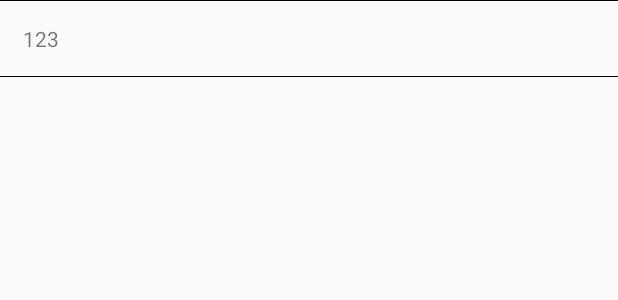
After one commit to VHCC/DrawNSend2019, an Android app: the layout upload_item_card.xml on its own in the app's theme, with its tools: preview values and no code run, on a phone screen of 412 x 824 dp. The commit adds this screen. Shown: the top 300 px of the screen. Run offline under Robolectric (Android 15) with nearby library versions, the phone set to English and light mode, and no system bars.

Commit message:
recyclerView at create room

```diff
--- /dev/null
+++ b/app/src/main/res/layout/upload_item_card.xml
@@ -0,0 +1,52 @@
+<?xml version="1.0" encoding="utf-8"?>
+<LinearLayout xmlns:android="http://schemas.android.com/apk/res/android"
+              xmlns:app="http://schemas.android.com/apk/res-auto"
+              android:layout_width="match_parent"
+              android:layout_height="wrap_content"
+              android:orientation="vertical">
+
+    <View
+        android:layout_width="match_parent"
+        android:layout_height="@dimen/common_divide_line_size"
+        android:background="#FF000000"/>
+
+    <LinearLayout
+            android:layout_width="match_parent"
+            android:layout_height="wrap_content"
+            android:orientation="horizontal">
+
+        <LinearLayout
+                android:id="@+id/uploadItemCardTypeLinerLayout"
+                android:layout_width="wrap_content"
+                android:layout_height="wrap_content"
+                android:layout_gravity="center"
+                android:padding="@dimen/adapter_list_image_padding"
+                android:orientation="vertical">
+
+            <TextView
+                android:text="123"
+                android:layout_width="match_parent"
+                android:layout_height="wrap_content"/>
+
+            <ImageView
+                    android:visibility="gone"
+                    android:id="@+id/uploadItemCardType"
+                    android:layout_width="wrap_content"
+                    android:layout_height="wrap_content"
+                    android:clickable="false"
+                    android:scaleType="fitCenter"
+                    android:longClickable="false"
+                    android:focusable="false"
+                    android:focusableInTouchMode="false"/>
+
+        </LinearLayout>
+
+
+    </LinearLayout>
+
+    <View
+            android:layout_width="match_parent"
+            android:layout_height="@dimen/common_divide_line_size"
+            android:background="#FF000000"/>
+
+</LinearLayout>
--- a/app/src/main/res/values/dimens.xml
+++ b/app/src/main/res/values/dimens.xml
@@ -6,4 +6,12 @@
     <dimen name="common_edit_text_margin_left_right_double">40dp</dimen>
     <dimen name="common_edit_text_margin_bottom_top">15dp</dimen>
 
+    <!-- Divide Line -->
+    <dimen name="common_divide_line_size">1px</dimen>
+
+    <!-- Adapter Common -->
+    <dimen name="adapter_list_image_padding">15dp</dimen>
+    <dimen name="adapter_list_sensor_name_padding">2dp</dimen>
+    <dimen name="adapter_list_sensor_location_padding">2dp</dimen>
+
 </resources>
```
Also changed, not shown: app/src/main/java/ichen/chu/drawnsend/model/PlayerItem.java (added, +43 -0 lines), app/src/main/java/ichen/chu/drawnsend/pages/dashboard/DashboardMainFragment.java (+94 -6 lines), app/src/main/java/ichen/chu/drawnsend/pages/dashboard/ListAdapter/PlayerItemAdapter.java (added, +189 -0 lines), app/src/main/res/layout/create_room_frame_layout.xml (+42 -9 lines).
